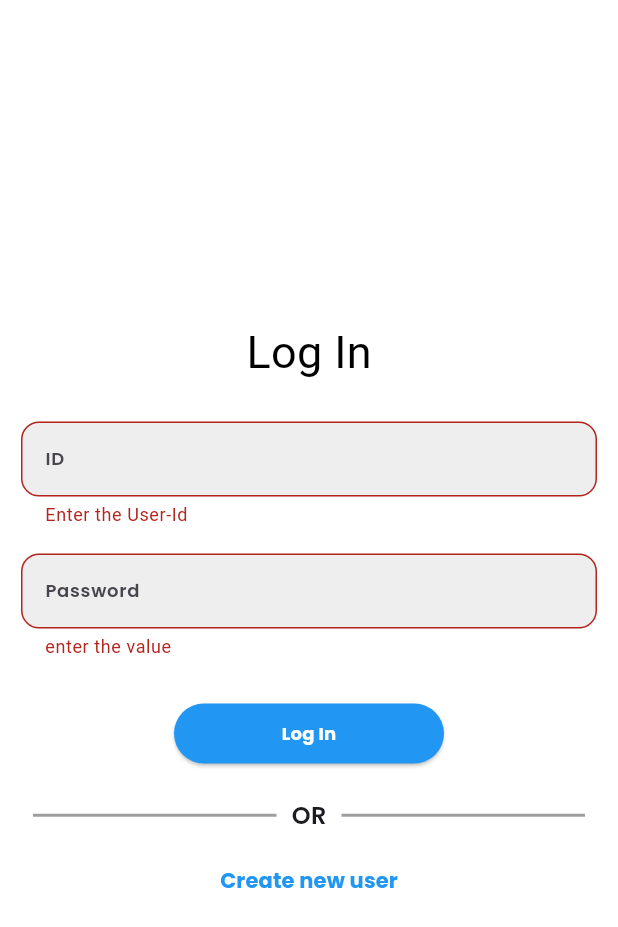
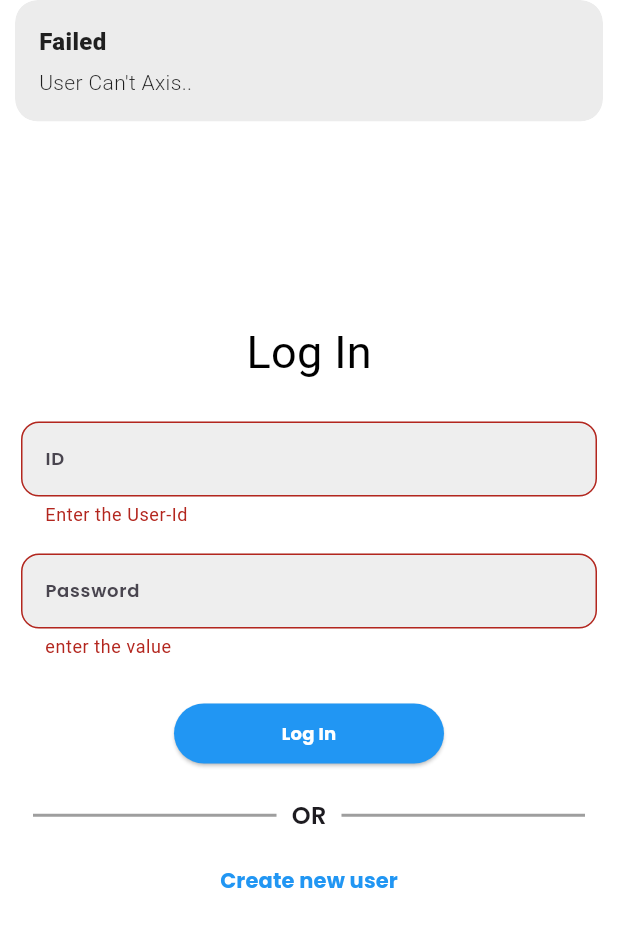
Before and after one commit to TushalKaklottar/fire_base, a Flutter app: the screen it shows after launch, after a tap on "Log In", on a phone screen of 412 x 824 dp. Shown: the top 927 px of the screen. Run offline on Flutter 3.47's test engine with Material 2 defaults, Android fonts, the phone set to English and light mode, and no system bars; our stand-ins replace cloud_firestore, firebase_core, get, get_storage, google_fonts, shared_preferences; accounts and stored records are empty; Roboto replaces fonts that are missing (Andika).

Commit message:
KT || 10/10/2023

```diff
--- /dev/null
+++ b/lib/controller/splash_controller.dart
@@ -0,0 +1,17 @@
+import 'dart:async';
+
+import 'package:fire_base/export_app.dart';
+
+class SplashController extends GetxController {
+
+  @override
+  void onInit() {
+    super.onInit();
+    Timer(
+        const Duration(seconds: 5),
+            () {
+          Get.offNamed('/login');
+        }
+    );
+  }
+}
--- a/lib/export_app.dart
+++ b/lib/export_app.dart
@@ -14,9 +14,11 @@ export 'package:get_storage/get_storage.dart';
 export 'package:fire_base/view/screen/home_page.dart';
 export 'package:fire_base/view/screen/login_page.dart';
 export 'package:fire_base/view/screen/sign_in_page.dart';
+export 'package:fire_base/view/screen/splash_screen.dart';
 
 // controller
 export 'controller/login_controller.dart';
+export '../../controller/splash_controller.dart';
 
 // helper
 export 'package:fire_base/helper_class/firestore_helper.dart';
--- a/lib/main.dart
+++ b/lib/main.dart
@@ -1,4 +1,5 @@
 import 'package:fire_base/export_app.dart';
+
 
 Future<void> main() async {
   WidgetsFlutterBinding.ensureInitialized();
@@ -24,11 +25,15 @@ class MyApp extends StatelessWidget {
       getPages: [
         GetPage(
           name: "/",
-          page: () => loginFirstTimeCheck.isOne ? HomePage() : LoginPage(),
+          page: () => loginFirstTimeCheck.isOne ? LoginPage() :  const Splash(),
         ),
         GetPage(
             name: "/home",
             page: () =>  HomePage(),
+        ),
+        GetPage(
+            name: '/login',
+            page: () => LoginPage(),
         ),
         GetPage(
           name: "/sign",
--- a/lib/modals/fire_store_modal.dart
+++ b/lib/modals/fire_store_modal.dart
@@ -2,13 +2,11 @@ class FireStoreModal {
   int id;
   String name;
   String password;
-  // List contacts = [];
 
   FireStoreModal(
       this.id,
       this.name,
       this.password,
-      // this.contacts,
       );
 
   factory FireStoreModal.from({required Map data}) {
@@ -16,7 +14,7 @@ class FireStoreModal {
         data['id'],
         data['name'],
         data['password'],
-        // data['contacts']
+
     );
   }
 }
--- a/lib/view/screen/login_page.dart
+++ b/lib/view/screen/login_page.dart
@@ -42,7 +42,6 @@ class LoginPage extends StatelessWidget {
                       textInputAction: TextInputAction.next,
                       initialValue: id,
                       keyboardType: TextInputType.number,
-
                       validator: (value) {
                         if(value!.isEmpty) {
                           return "Enter the User-Id";
@@ -124,14 +123,16 @@ class LoginPage extends StatelessWidget {
                           backgroundColor: Colors.blue,
                         ),
                           onPressed: () async {
-                          if(formKey.currentState!.validate()) {
+                            if (formKey.currentState!.validate()) {
                               formKey.currentState!.save();
+
                               FireBaseHelper.fireBaseHelper.validateUser(
                                   id: int.parse(id),
                                   password: password,
                               );
 
                               loginFirsTimeCheck.setOne();
+
                               FireBaseHelper.fireBaseHelper.getCredential(
                                 id: int.parse(id),
                               );
@@ -140,10 +141,13 @@ class LoginPage extends StatelessWidget {
                               await FireBaseHelper.fireBaseHelper.getAllUser(
                                   id: int.parse(id)
                               );
+
                               String checkPassword = data?['password'];
                               int checkID = data?['id'];
                               log(checkPassword);
-                            if(password == checkPassword && int.parse(id) == checkID) {
+
+                              if (password == checkPassword &&
+                                  int.parse(id) == checkID) {
                                 Get.offNamed(
                                   "/home",
                                   arguments: int.parse(id),
@@ -154,7 +158,12 @@ class LoginPage extends StatelessWidget {
                                   "Id or Password Wrong!!",
                                 );
                               }
+                            } else {
+                              Get.snackbar("Failed", "User Can't Axis..");
                             }
+                          },
+
+
                           // // if (
                           // // formKey.currentState!.validate()) {
                           // //   formKey.currentState!.save();
@@ -163,7 +172,7 @@ class LoginPage extends StatelessWidget {
                           // //                 Get.offNamed('/home',arguments: int.parse(id!));
                           // //
                           // // }
-                          },
+
                           child: Text("Log In",
                           style: GoogleFonts.poppins(
                             fontWeight: FontWeight.bold,
--- /dev/null
+++ b/lib/view/screen/splash_screen.dart
@@ -0,0 +1,28 @@
+import 'package:fire_base/export_app.dart';
+
+
+class Splash extends StatelessWidget {
+   const Splash({super.key});
+
+  @override
+  Widget build(BuildContext context) {
+    double height = MediaQuery.of(context).size.height,
+        width = MediaQuery.of(context).size.width;
+    return GetBuilder(
+      init: SplashController(),
+      builder: (SplashController controller) {
+        return Scaffold(
+          backgroundColor: const Color(0xfff7f6fc),
+          body: SafeArea(
+            child: Center(
+              child: Image.asset(
+                  "assets/images/logo.png",
+                  height: height / 4
+              ),
+            ),
+          ),
+        );
+      },
+    );
+  }
+}
--- a/pubspec.yaml
+++ b/pubspec.yaml
@@ -67,9 +67,8 @@ flutter:
   uses-material-design: true
 
   # To add assets to your application, add an assets section, like this:
-  # assets:
-  #   - images/a_dot_burr.jpeg
-  #   - images/a_dot_ham.jpeg
+  assets:
+    - assets/images/
 
   # An image asset can refer to one or more resolution-specific "variants", see
   # https://flutter.dev/assets-and-images/#resolution-aware
```
Also changed, not shown: lib/helper_class/firestore_helper.dart (+24 -46 lines), lib/view/screen/sign_in_page.dart (+20 -5 lines), assets/images/logo.png (added). Lines whose indentation alone changed are shown as unchanged.
